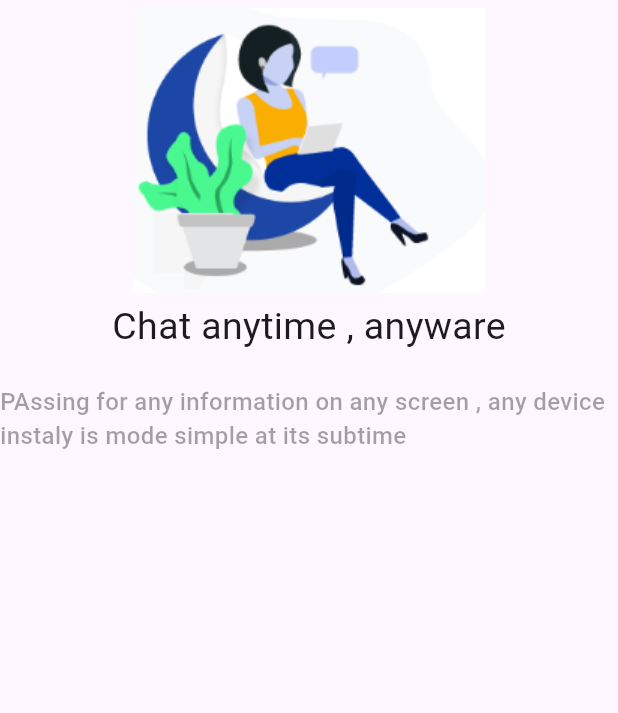
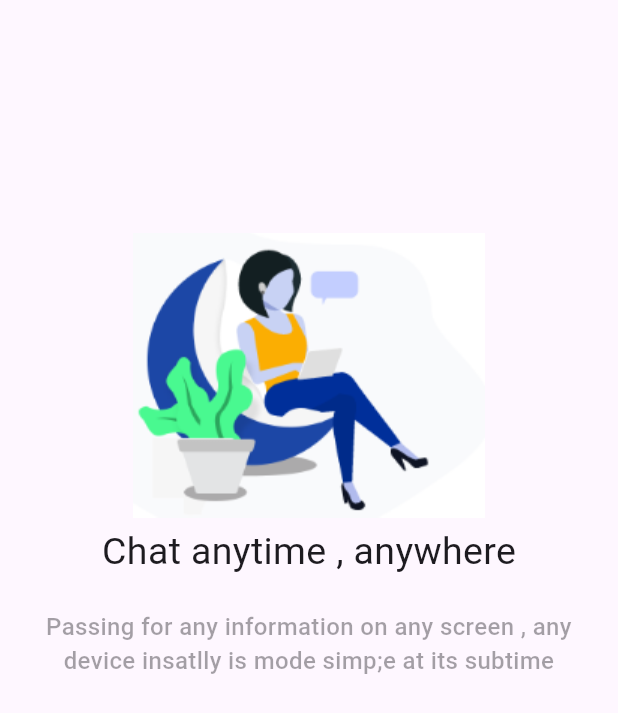
Before and after one commit to abdelrahman3003/chat-app, a Flutter app: the screen it shows after launch, on a phone screen of 412 x 824 dp. Shown: the top 713 px of the screen. Run offline on Flutter 3.47's test engine with Material 3 defaults, Android fonts, the phone set to English and light mode, and no system bars; our stand-ins replace bloc, cloud_firestore, firebase_auth, firebase_core, flutter_bloc, modal_progress_hud_nsn; accounts and stored records are empty.

Commit message:
create pageview onboarding

```diff
--- a/lib/pages/screens/onboarding.dart
+++ b/lib/pages/screens/onboarding.dart
@@ -1,4 +1,4 @@
-import 'package:chat_app1/constant.dart/styles%20copy.dart';
+import 'package:chat_app1/pages/widgets/onboarding/pageview_onboard.dart';
 import 'package:flutter/material.dart';
 
 class OnBoarding extends StatelessWidget {
@@ -6,29 +6,12 @@ class OnBoarding extends StatelessWidget {
   static String id = "onboarding";
   @override
   Widget build(BuildContext context) {
-    double width = MediaQuery.of(context).size.width;
-    return Scaffold(
-      body: Column(
-        children: [
-          SizedBox(
-            height: 200,
-            width: width * .9,
-            child: Image.asset("assets/images/onboardingImages/1.PNG"),
-          ),
-          Text(
-            "Chat anytime , anyware",
-            style: Styles.textStyle25,
-          ),
-          SizedBox(height: 20),
-          Opacity(
-            opacity: .4,
-            child: Text(
-              "PAssing for any information on any screen , any device instaly is mode simple at its subtime",
-              style: Styles.textStyle16,
-            ),
-          ),
-        ],
-      ),
-    );
+    return const Scaffold(
+        body: Column(
+      children: [
+        SizedBox(height: 150),
+        Expanded(child: PageViewOnboarding()),
+      ],
+    ));
   }
 }
--- /dev/null
+++ b/lib/pages/widgets/onboarding/pageview_onboard.dart
@@ -0,0 +1,42 @@
+import 'package:chat_app1/constant.dart/styles%20copy.dart';
+import 'package:chat_app1/models/onboarding.dart';
+import 'package:flutter/material.dart';
+
+class PageViewOnboarding extends StatelessWidget {
+  const PageViewOnboarding({super.key});
+
+  @override
+  Widget build(BuildContext context) {
+    double width = MediaQuery.of(context).size.width;
+    return PageView.builder(
+      itemCount: onboadingList.length,
+      itemBuilder: (context, index) {
+        return Column(
+          children: [
+            SizedBox(
+              height: 200,
+              width: width * .9,
+              child: Image.asset(onboadingList[index].image),
+            ),
+            Text(
+              onboadingList[index].title,
+              style: Styles.textStyle25,
+            ),
+            const SizedBox(height: 20),
+            Padding(
+              padding: const EdgeInsets.symmetric(horizontal: 20),
+              child: Opacity(
+                opacity: .4,
+                child: Text(
+                  textAlign: TextAlign.center,
+                  onboadingList[index].subtilte,
+                  style: Styles.textStyle16,
+                ),
+              ),
+            ),
+          ],
+        );
+      },
+    );
+  }
+}
```
